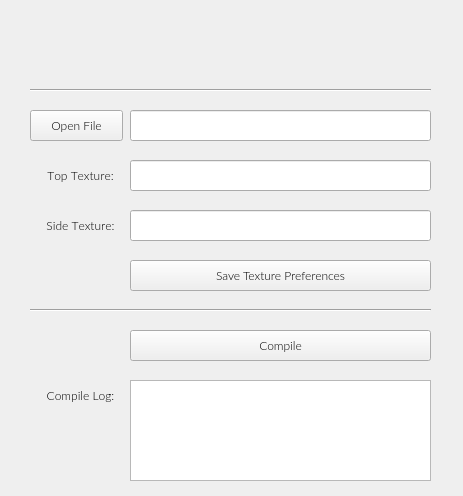
The window that gui.ui (Gerb-24/displacement-smoother) describes before a commit, drawn with Qt 5.
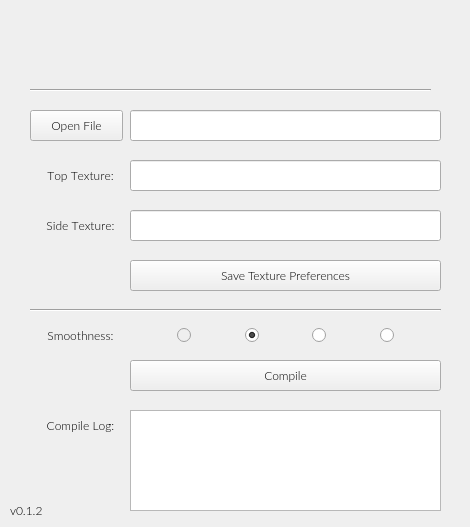
The same window after the commit. Icons and pictures are not drawn.

```diff
--- a/gui.ui
+++ b/gui.ui
@@ -6,8 +6,8 @@
    <rect>
     <x>0</x>
     <y>0</y>
-    <width>463</width>
-    <height>496</height>
+    <width>470</width>
+    <height>527</height>
    </rect>
   </property>
   <property name="font">
@@ -44,7 +44,7 @@
     <rect>
      <x>130</x>
      <y>110</y>
-     <width>301</width>
+     <width>311</width>
      <height>31</height>
     </rect>
    </property>
@@ -93,7 +93,7 @@
     <rect>
      <x>130</x>
      <y>160</y>
-     <width>301</width>
+     <width>311</width>
      <height>31</height>
     </rect>
    </property>
@@ -133,7 +133,7 @@
     <rect>
      <x>130</x>
      <y>210</y>
-     <width>301</width>
+     <width>311</width>
      <height>31</height>
     </rect>
    </property>
@@ -152,7 +152,7 @@
     <rect>
      <x>130</x>
      <y>260</y>
-     <width>301</width>
+     <width>311</width>
      <height>31</height>
     </rect>
    </property>
@@ -171,7 +171,7 @@
     <rect>
      <x>30</x>
      <y>300</y>
-     <width>401</width>
+     <width>411</width>
      <height>21</height>
     </rect>
    </property>
@@ -183,8 +183,8 @@
    <property name="geometry">
     <rect>
      <x>130</x>
-     <y>330</y>
-     <width>301</width>
+     <y>360</y>
+     <width>311</width>
      <height>31</height>
     </rect>
    </property>
@@ -198,25 +198,6 @@
     <string>Compile</string>
    </property>
   </widget>
-  <widget class="QLabel" name="label">
-   <property name="geometry">
-    <rect>
-     <x>70</x>
-     <y>20</y>
-     <width>330</width>
-     <height>60</height>
-    </rect>
-   </property>
-   <property name="text">
-    <string/>
-   </property>
-   <property name="pixmap">
-    <pixmap>appname.png</pixmap>
-   </property>
-   <property name="scaledContents">
-    <bool>true</bool>
-   </property>
-  </widget>
   <widget class="Line" name="line_2">
    <property name="geometry">
     <rect>
@@ -237,8 +218,8 @@
    <property name="geometry">
     <rect>
      <x>130</x>
-     <y>380</y>
-     <width>301</width>
+     <y>410</y>
+     <width>311</width>
      <height>101</height>
     </rect>
    </property>
@@ -250,7 +231,7 @@
    <property name="geometry">
     <rect>
      <x>40</x>
-     <y>380</y>
+     <y>410</y>
      <width>81</width>
      <height>31</height>
     </rect>
@@ -268,6 +249,183 @@
     <set>Qt::AlignCenter</set>
    </property>
   </widget>
+  <widget class="QWidget" name="horizontalLayoutWidget">
+   <property name="geometry">
+    <rect>
+     <x>0</x>
+     <y>20</y>
+     <width>471</width>
+     <height>62</height>
+    </rect>
+   </property>
+   <layout class="QHBoxLayout" name="horizontalLayout">
+    <item>
+     <widget class="QLabel" name="label">
+      <property name="maximumSize">
+       <size>
+        <width>330</width>
+        <height>60</height>
+       </size>
+      </property>
+      <property name="text">
+       <string/>
+      </property>
+      <property name="pixmap">
+       <pixmap>ui_images/appname.png</pixmap>
+      </property>
+      <property name="scaledContents">
+       <bool>true</bool>
+      </property>
+     </widget>
+    </item>
+   </layout>
+  </widget>
+  <widget class="QLabel" name="label_2">
+   <property name="geometry">
+    <rect>
+     <x>10</x>
+     <y>500</y>
+     <width>41</width>
+     <height>21</height>
+    </rect>
+   </property>
+   <property name="text">
+    <string>v0.1.2</string>
+   </property>
+  </widget>
+  <widget class="QWidget" name="horizontalLayoutWidget_2">
+   <property name="geometry">
+    <rect>
+     <x>130</x>
+     <y>320</y>
+     <width>311</width>
+     <height>31</height>
+    </rect>
+   </property>
+   <layout class="QHBoxLayout" name="horizontalLayout_2">
+    <item>
+     <spacer name="horizontalSpacer_2">
+      <property name="orientation">
+       <enum>Qt::Horizontal</enum>
+      </property>
+      <property name="sizeHint" stdset="0">
+       <size>
+        <width>40</width>
+        <height>20</height>
+       </size>
+      </property>
+     </spacer>
+    </item>
+    <item>
+     <widget class="QRadioButton" name="smooth0RBtn">
+      <property name="enabled">
+       <bool>false</bool>
+      </property>
+      <property name="text">
+       <string/>
+      </property>
+     </widget>
+    </item>
+    <item>
+     <spacer name="horizontalSpacer_3">
+      <property name="orientation">
+       <enum>Qt::Horizontal</enum>
+      </property>
+      <property name="sizeHint" stdset="0">
+       <size>
+        <width>40</width>
+        <height>20</height>
+       </size>
+      </property>
+     </spacer>
+    </item>
+    <item>
+     <widget class="QRadioButton" name="smooth1RBtn">
+      <property name="text">
+       <string/>
+      </property>
+      <property name="checked">
+       <bool>true</bool>
+      </property>
+     </widget>
+    </item>
+    <item>
+     <spacer name="horizontalSpacer_4">
+      <property name="orientation">
+       <enum>Qt::Horizontal</enum>
+      </property>
+      <property name="sizeHint" stdset="0">
+       <size>
+        <width>40</width>
+        <height>20</height>
+       </size>
+      </property>
+     </spacer>
+    </item>
+    <item>
+     <widget class="QRadioButton" name="smooth2RBtn">
+      <property name="text">
+       <string/>
+      </property>
+     </widget>
+    </item>
+    <item>
+     <spacer name="horizontalSpacer_5">
+      <property name="orientation">
+       <enum>Qt::Horizontal</enum>
+      </property>
+      <property name="sizeHint" stdset="0">
+       <size>
+        <width>40</width>
+        <height>20</height>
+       </size>
+      </property>
+     </spacer>
+    </item>
+    <item>
+     <widget class="QRadioButton" name="smooth3RBtn">
+      <property name="text">
+       <string/>
+      </property>
+     </widget>
+    </item>
+    <item>
+     <spacer name="horizontalSpacer">
+      <property name="orientation">
+       <enum>Qt::Horizontal</enum>
+      </property>
+      <property name="sizeHint" stdset="0">
+       <size>
+        <width>40</width>
+        <height>20</height>
+       </size>
+      </property>
+     </spacer>
+    </item>
+   </layout>
+  </widget>
+  <widget class="QLabel" name="compileLogLbl_2">
+   <property name="geometry">
+    <rect>
+     <x>40</x>
+     <y>320</y>
+     <width>81</width>
+     <height>31</height>
+    </rect>
+   </property>
+   <property name="font">
+    <font>
+     <family>Lato Light</family>
+     <kerning>false</kerning>
+    </font>
+   </property>
+   <property name="text">
+    <string>Smoothness:</string>
+   </property>
+   <property name="alignment">
+    <set>Qt::AlignCenter</set>
+   </property>
+  </widget>
  </widget>
  <resources/>
  <connections/>
```
